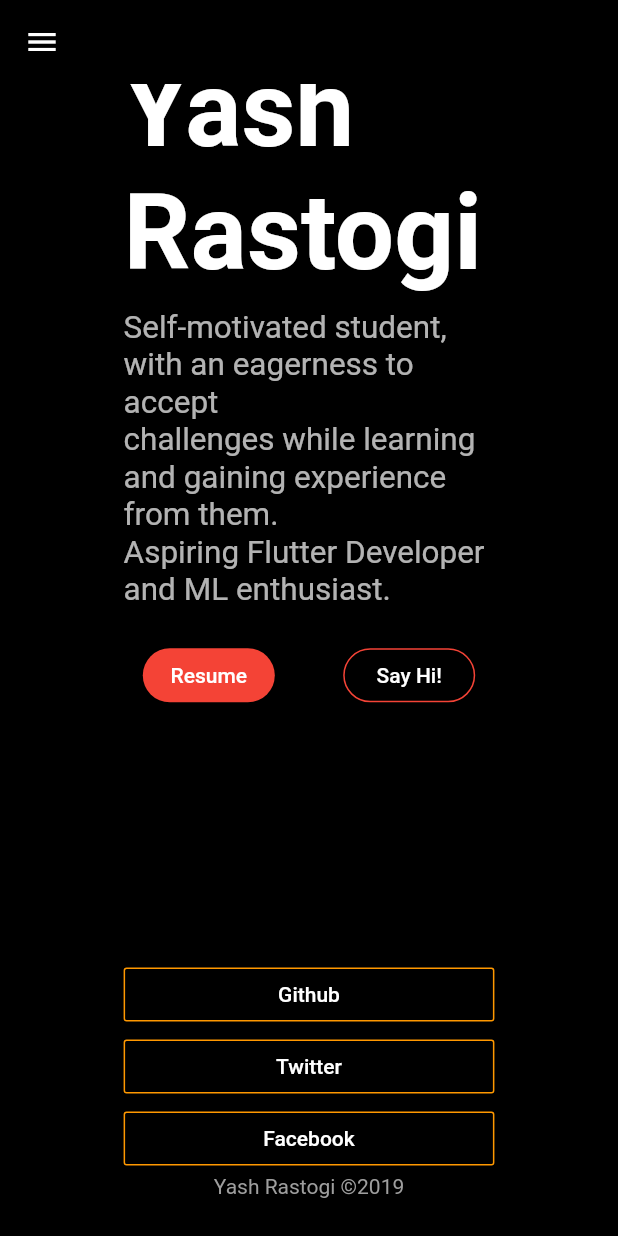
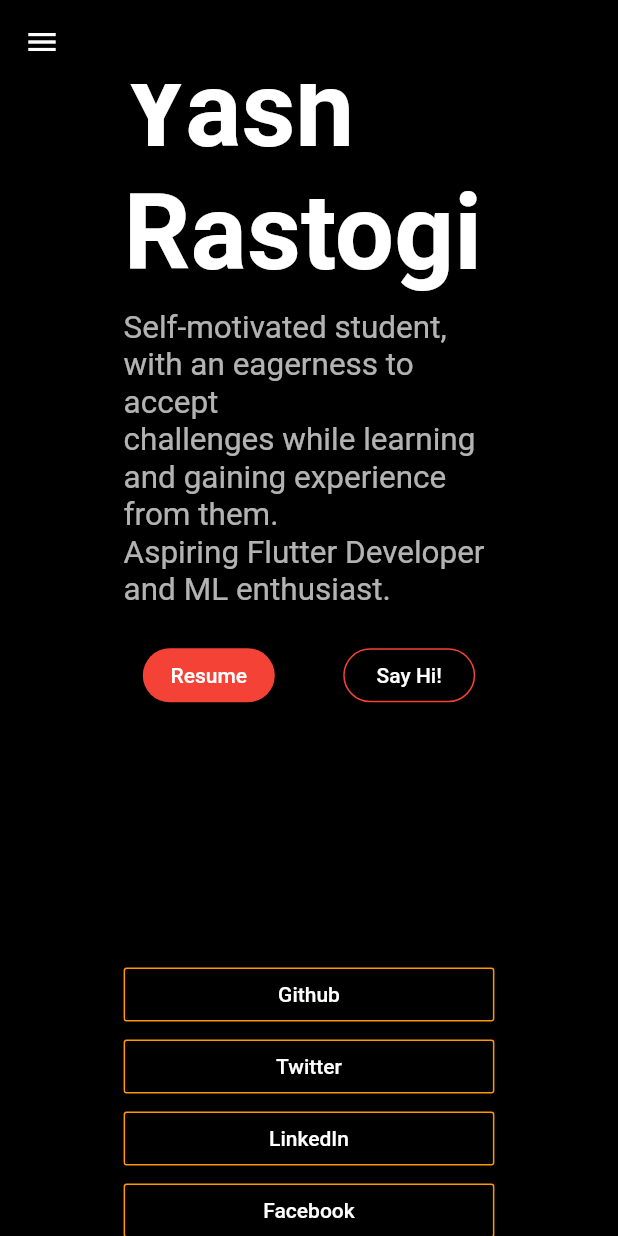
Before and after one commit to yashrastogi11/my-portfolio, a Flutter app: the screen it shows after launch, scrolled down 576 dp, after a tap on "Twitter", on a phone screen of 412 x 824 dp. Run offline on Flutter 3.47's test engine with Material 2 defaults, Android fonts, the phone set to English and light mode, and no system bars; missing offline and left inert: flutter_web; Roboto replaces fonts that are missing (Merriweather).

Commit message:
removed async, added drawer, added linkedin button

```diff
--- a/lib/main.dart
+++ b/lib/main.dart
@@ -1,7 +1,9 @@
 import 'package:flutter_web/material.dart';
 import 'package:portfolio/profile_page.dart';
 
-void main() async => runApp(MyApp());
+main() {
+  runApp(MyApp());
+}
 
 class MyApp extends StatelessWidget {
   const MyApp({Key key}) : super(key: key);
--- a/lib/profile_page.dart
+++ b/lib/profile_page.dart
@@ -17,7 +17,18 @@ class ProfilePage extends StatelessWidget {
                 child: ListView(
                   padding: EdgeInsets.all(20),
                   children: <Widget>[
-                    Text("helo")
+                    NavButton(
+                      text: "About",
+                      onPressed: () {},
+                    ),
+                    NavButton(
+                      text: "Projects",
+                      onPressed: () {},
+                    ),
+                    NavButton(
+                      text: "Contact",
+                      onPressed: () {},
+                    ),
                   ],
                 ),
               )
@@ -68,7 +79,7 @@ class NavHeader extends StatelessWidget {
                   onPressed: () {},
                 ),
                 NavButton(
-                  text: "Work",
+                  text: "Projects",
                   onPressed: () {},
                 ),
                 NavButton(
@@ -187,6 +198,7 @@ class ProfileInfo extends StatelessWidget {
         height: 20,
       ),
       Row(
+        crossAxisAlignment: CrossAxisAlignment.end,
         mainAxisAlignment: MainAxisAlignment.spaceEvenly,
         children: <Widget>[
           RaisedButton(
@@ -233,7 +245,7 @@ class ProfileInfo extends StatelessWidget {
           SizedBox(
             height: MediaQuery.of(context).size.height * 0.1,
           ),
-          profileData
+          profileData,
         ],
       ),
     );
@@ -253,10 +265,15 @@ class SocialInfo extends StatelessWidget {
               NavButton(
                 text: "Github",
                 onPressed: () {},
-                color: Colors.orange
+                color: Colors.orange,
               ),
               NavButton(
                 text: "Twitter",
+                onPressed: () {},
+                color: Colors.orange,
+              ),
+              NavButton(
+                text: "LinkedIn",
                 onPressed: () {},
                 color: Colors.orange,
               ),
@@ -287,12 +304,20 @@ class SocialInfo extends StatelessWidget {
           NavButton(
             text: "Twitter",
             onPressed: () {},
-            color: Colors.orange
+            color: Colors.orange,
+          ),
+          NavButton(
+            text: "LinkedIn",
+            onPressed: () {},
+            color: Colors.orange,
           ),
           NavButton(
             text: "Facebook",
             onPressed: () {},
             color: Colors.orange,
+          ),
+          SizedBox(
+            height: 20,
           ),
           Text(
             "Yash Rastogi ©️2019",
```
Also changed, not shown: pubspec.yaml (+5 -5 lines).
